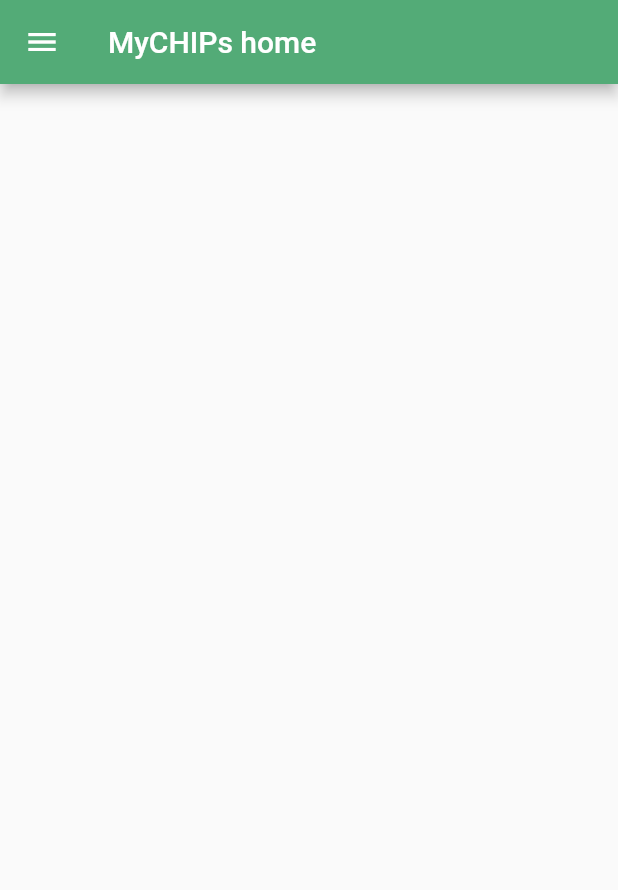
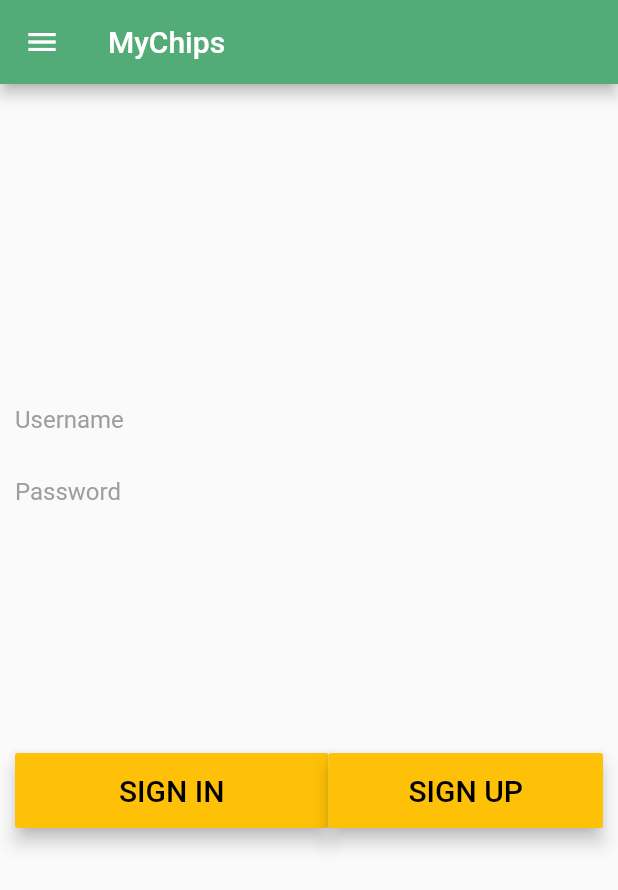
Before and after one commit to gotchoices/MyCHIPs, a Flutter app: the screen it shows after launch, on a phone screen of 412 x 824 dp. Shown: the top 890 px of the screen. Run offline on Flutter 3.47's test engine with Material 2 defaults, Android fonts, the phone set to English and light mode, and no system bars; our stand-ins replace date_format, faker; missing offline and left inert: random_date.

Commit message:
adding home page

```diff
--- a/app/lib/main.dart
+++ b/app/lib/main.dart
@@ -1,6 +1,7 @@
 import 'package:flutter/material.dart';
 import 'package:flutter_app/transaction_page.dart';
 import 'tally_list_page.dart';
+import 'sign_in.dart';
 
 void main() {
   runApp(MyChips());
@@ -11,7 +12,7 @@
   Widget build(BuildContext context) {
     return MaterialApp(
       theme: ThemeData(primaryColor: Color(0xff53ab77)),
-        home: HomePage(),
+      home: SignInPage(),
       // Scaffold(appBar: AppBar(title: Text("MyCHIPs"),),
     );
   }
@@ -31,38 +32,42 @@
   @override
   Widget build(BuildContext context) {
     return new Drawer(
-        child:ListView(
+        child: ListView(
       children: <Widget>[
         new UserAccountsDrawerHeader(
           accountName: new Text("myAccount"),
           accountEmail: new Text("myemail@gmail.com"),
           currentAccountPicture: new CircleAvatar(
-                backgroundImage: new NetworkImage("https://miro.medium.com/max/450/1*W35QUSvGpcLuxPo3SRTH4w.png"),
+            backgroundImage: new NetworkImage(
+                "https://miro.medium.com/max/450/1*W35QUSvGpcLuxPo3SRTH4w.png"),
           ),
         ),
         new ListTile(
             title: new Text("Home"),
             onTap: () {
-                Navigator.push(context, new MaterialPageRoute(
-                    builder: (BuildContext context) => new HomePage()
-                ));
+              Navigator.push(
+                  context,
+                  new MaterialPageRoute(
+                      builder: (BuildContext context) => new HomePage()));
             }),
         new ListTile(
             title: new Text("My Tallies"),
             onTap: () {
-                Navigator.push(context, new MaterialPageRoute(
-                    builder: (BuildContext context) => new TallyListPage()
-                ));
+              Navigator.push(
+                  context,
+                  new MaterialPageRoute(
+                      builder: (BuildContext context) => new TallyListPage()));
             }),
         new ListTile(
             title: new Text("New Transaction"),
             onTap: () {
-                  Navigator.push(context, new MaterialPageRoute(
-                      builder: (BuildContext context) => new TransactionPage()
-                  ));
+              Navigator.push(
+                  context,
+                  new MaterialPageRoute(
+                      builder: (BuildContext context) =>
+                          new TransactionPage()));
             })
       ],
-        )
-    );
+    ));
   }
 }
--- /dev/null
+++ b/app/lib/sign_in.dart
@@ -0,0 +1,81 @@
+import 'package:flutter/material.dart';
+import 'package:flutter/rendering.dart';
+
+import 'main.dart';
+
+class SignInPage extends StatefulWidget {
+  @override
+  SignInPageState createState() => new SignInPageState();
+}
+
+class SignInPageState extends State<SignInPage> {
+  String username = '';
+  String password = '';
+
+  @override
+  Widget build(BuildContext context) {
+    return Scaffold(
+      appBar: AppBar(title: Text("MyChips")),
+      body: buildPage(),
+      drawer: MainDrawer(),
+    );
+  }
+
+  Widget buildPage() {
+    return Column(children: [createInputs(), createButtons()]);
+  }
+
+  Widget createInputs() {
+    return Container(
+        child: Padding(
+            padding: EdgeInsets.only(top: 200, left: 10, right: 10),
+            child: Column(
+              children: [
+                TextField(
+                  decoration: InputDecoration(
+                      border: InputBorder.none,
+                      hintText: "Username",
+                      hintStyle: TextStyle(color: Colors.grey)),
+                  style: TextStyle(color: Colors.black),
+                ),
+                TextField(
+                  decoration: InputDecoration(
+                      border: InputBorder.none,
+                      hintText: "Password",
+                      hintStyle: TextStyle(color: Colors.grey)),
+                  style: TextStyle(color: Colors.black),
+                )
+              ],
+            )));
+  }
+
+  Widget createButtons() {
+    return Container(
+        child: Padding(
+            padding: EdgeInsets.only(top: 150, left: 10, right: 10),
+            child: Row(children: [
+              Expanded(
+                  flex: 1,
+                  child: MaterialButton(
+                      onPressed: () {
+                        print("validating inputs");
+                      },
+                      child: Text('SIGN IN', style: TextStyle(fontSize: 20)),
+                      color: Colors.amber,
+                      textColor: Colors.black,
+                      elevation: 5,
+                      height: 50,
+                      minWidth: (MediaQuery.of(context).size.width) / 2.25)),
+              MaterialButton(
+                  onPressed: () {
+                    print("pressed 'request'");
+                  },
+                  child: Text('SIGN UP', style: TextStyle(fontSize: 20)),
+                  color: Colors.amber,
+                  textColor: Colors.black,
+                  elevation: 5,
+                  height: 50,
+                  minWidth: (MediaQuery.of(context).size.width) / 2.25)
+            ])));
+  }
+}
```
Also changed, not shown: app/lib/server_select.dart (added). Lines whose indentation alone changed are shown as unchanged.
